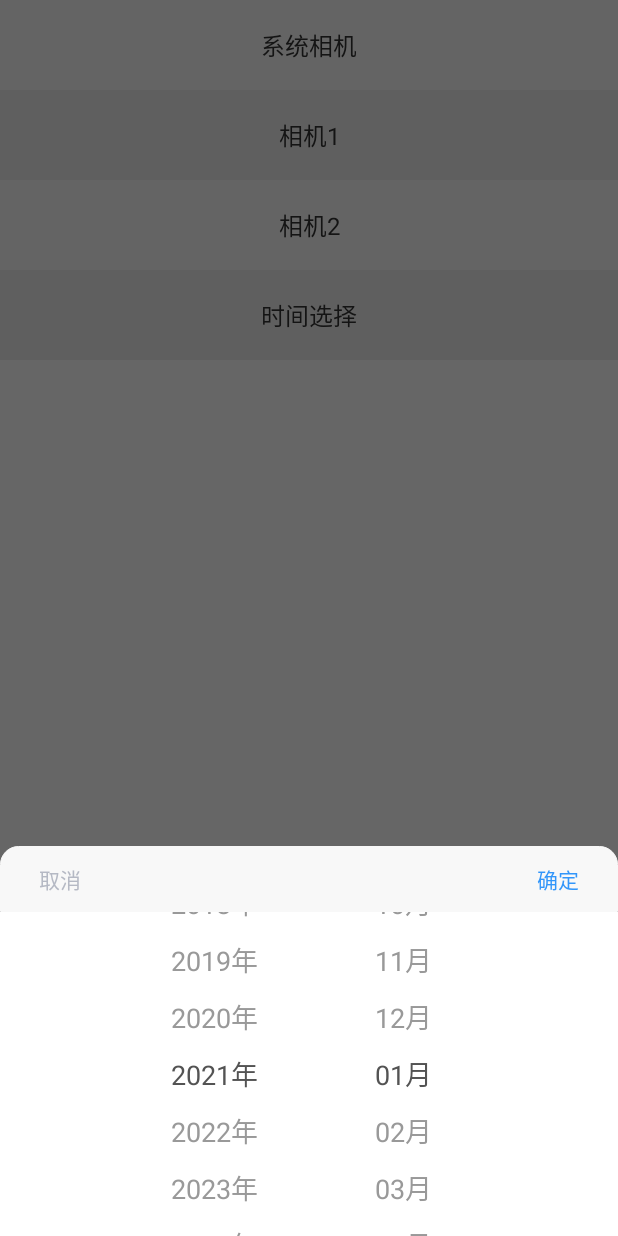
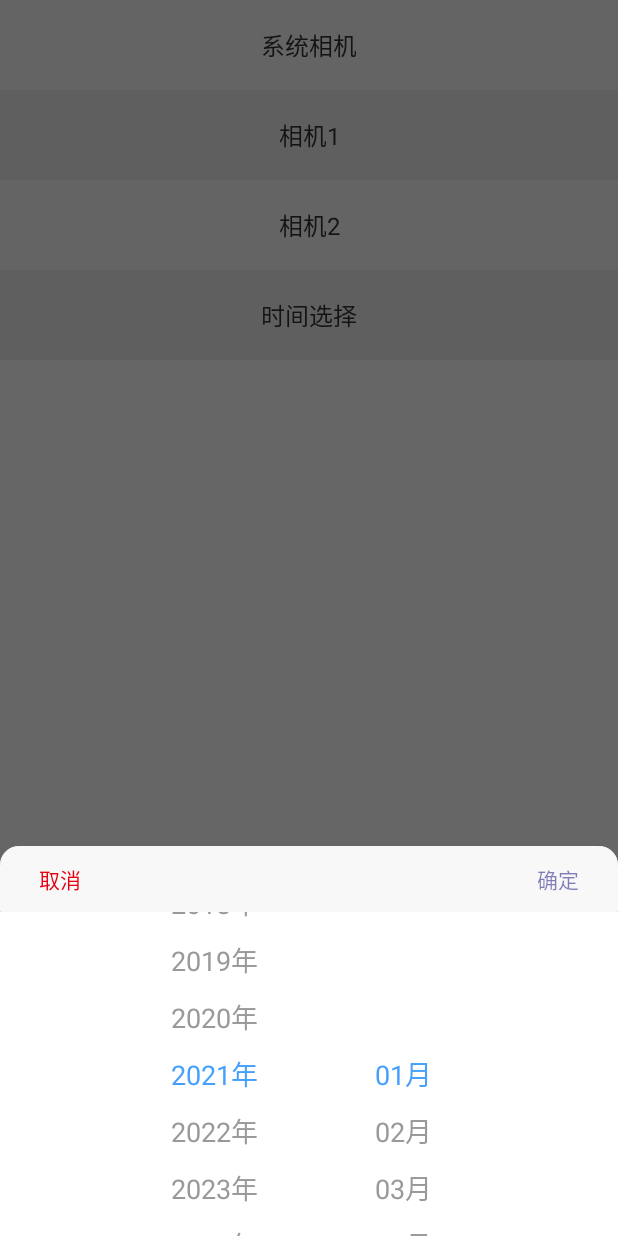
Before and after one commit to MeilingHong/MeilingFramework, an Android app: the screen it shows after launch (CameraActivity), after a tap on "时间选择", on a phone screen of 412 x 824 dp. Run offline under Robolectric (Android 15) with nearby library versions, the phone set to English and light mode, and no system bars; pictures from the network do not load.

Commit message:
时间选择（选中后再次显示时显示的是选中的时间），调整设置的文字颜色；

```diff
--- a/app/src/main/java/com/meiling/framework/app/activity/camera/CameraActivity.java
+++ b/app/src/main/java/com/meiling/framework/app/activity/camera/CameraActivity.java
@@ -7,6 +7,7 @@ package com.meiling.framework.app.activity.camera;
 import android.content.Intent;
 import android.content.pm.PackageManager;
 import android.content.pm.ResolveInfo;
+import android.graphics.Color;
 import android.net.Uri;
 import android.os.Bundle;
 import android.provider.MediaStore;
@@ -186,6 +187,17 @@ public class CameraActivity extends BaseActivity {
 
     private void openTimePicker() {
         if (mDialogTime == null) {
+            Calendar calendar = Calendar.getInstance();
+            calendar.clear();
+            calendar.set(Calendar.YEAR,1990);
+            calendar.set(Calendar.MONTH,0);
+            calendar.set(Calendar.DAY_OF_MONTH,1);
+            long minTimestamp = calendar.getTimeInMillis();
+            calendar.clear();
+            calendar.set(Calendar.YEAR,2100);
+            calendar.set(Calendar.MONTH,12);
+            calendar.set(Calendar.DAY_OF_MONTH,31);
+            long maxTimestamp = calendar.getTimeInMillis();
             mDialogTime = new TimePickerDialog.Builder()
                     .setType(Type.YEAR_MONTH)
                     .setThemeColor(getResources().getColor(R.color.white))
@@ -194,6 +206,11 @@ public class CameraActivity extends BaseActivity {
                     .setSureTextColor(R.color.color_06c1ae)
                     .setToolBarTextColor(R.color.color_999999)
                     .setCurrentMillseconds(currentTime)// todo 保证显示的是最后选中的时间--需要在选中后进行更新
+                    .setCyclic(false)// 设置滚动不可循环
+                    .setMinMillseconds(minTimestamp)// 设置起始时间
+                    .setMaxMillseconds(maxTimestamp)// 设置终止时间
+                    .setWheelItemTextNormalColor(Color.parseColor("#999999"))// 未选中的文字颜色
+                    .setWheelItemTextSelectorColor(Color.parseColor("#3296fa"))// 选中的文字颜色
                     .setCallBack(new OnDateSetListener() {
                         @Override
                         public void onDateSet(TimePickerDialog timePickerView, long millseconds) {
--- a/app/src/main/java/com/meiling/framework/app/dialog/picker/TimePickerDialog.java
+++ b/app/src/main/java/com/meiling/framework/app/dialog/picker/TimePickerDialog.java
@@ -98,8 +98,8 @@ public class TimePickerDialog extends DialogFragment implements View.OnClickList
         sure.setText(mPickerConfig.mSureString);
 //        toolbar.setBackgroundColor(mPickerConfig.mThemeColor);
 //        title.setTextColor(mPickerConfig.mToolBarTVColor);
-//        cancel.setTextColor(mPickerConfig.mSureTextColor);
-//        sure.setTextColor(mPickerConfig.mSureTextColor);
+        cancel.setTextColor(mPickerConfig.mCancelTextColor);
+        sure.setTextColor(mPickerConfig.mSureTextColor);
         mTimeWheel = new TimeWheel(view, mPickerConfig);
         return view;
     }
@@ -215,6 +215,11 @@ public class TimePickerDialog extends DialogFragment implements View.OnClickList
             return this;
         }
 
+        public Builder setCancelTextColor(int color) {
+            mPickerConfig.mCancelTextColor = color;
+            return this;
+        }
+
         public Builder setWheelItemTextSelectorColor(int color) {
             mPickerConfig.mWheelTVSelectorColor = color;
             return this;
--- a/app/src/main/java/com/meiling/framework/app/dialog/picker/config/PickerConfig.java
+++ b/app/src/main/java/com/meiling/framework/app/dialog/picker/config/PickerConfig.java
@@ -17,6 +17,7 @@ public class PickerConfig {
 
     public String mCancelString = DefaultConfig.CANCEL;
     public int mSureTextColor = DefaultConfig.COLOR;
+    public int mCancelTextColor = DefaultConfig.COLOR;
     public String mSureString = DefaultConfig.SURE;
     public String mTitleString = DefaultConfig.TITLE;
     public int mToolBarTVColor = DefaultConfig.TOOLBAR_TV_COLOR;
```
